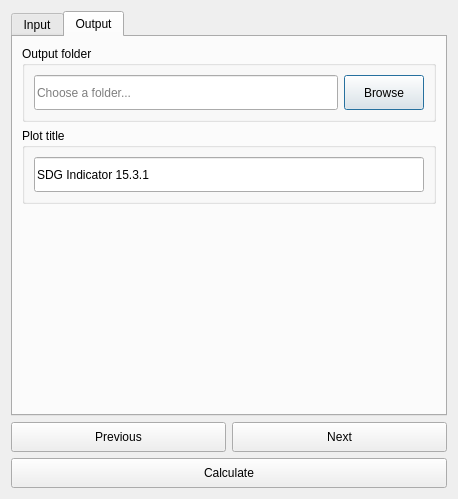
Above: LDMP/gui/DlgReportingSDG.ui from ConservationInternational/trends.earth before the change. Below: the same form after it.
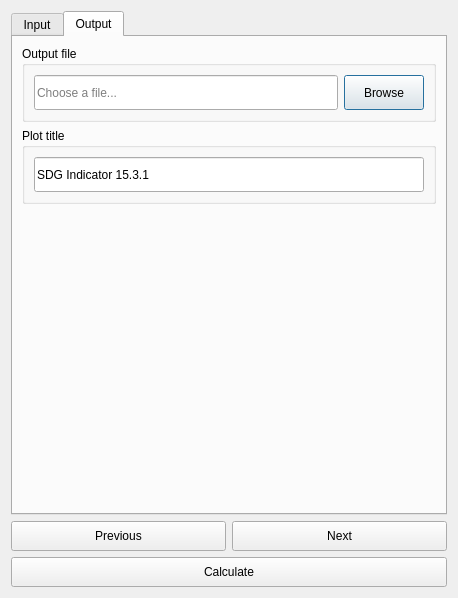
That is the form after the change. The open tabs and pages were chosen to show the change.

```diff
--- a/LDMP/gui/DlgReportingSDG.ui
+++ b/LDMP/gui/DlgReportingSDG.ui
@@ -7,7 +7,7 @@
     <x>0</x>
     <y>0</y>
     <width>458</width>
-    <height>467</height>
+    <height>598</height>
    </rect>
   </property>
   <property name="sizePolicy">
@@ -258,7 +258,7 @@
        <item>
         <widget class="QGroupBox" name="groupBox_6">
          <property name="title">
-          <string>Output folder</string>
+          <string>Output file</string>
          </property>
          <layout class="QHBoxLayout" name="horizontalLayout">
           <item>
@@ -270,7 +270,7 @@
              </size>
             </property>
             <property name="placeholderText">
-             <string>Choose a folder...</string>
+             <string>Choose a file...</string>
             </property>
            </widget>
           </item>
```
Left out of the diff: 4 changed lines with no effect on the pictures.
